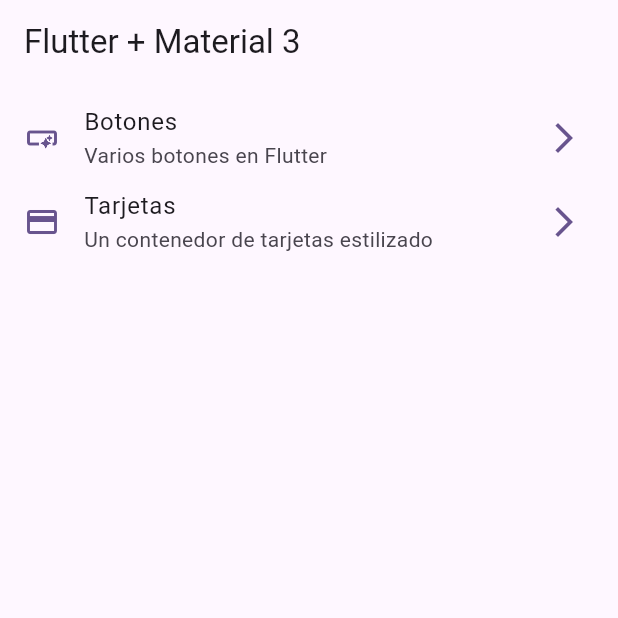
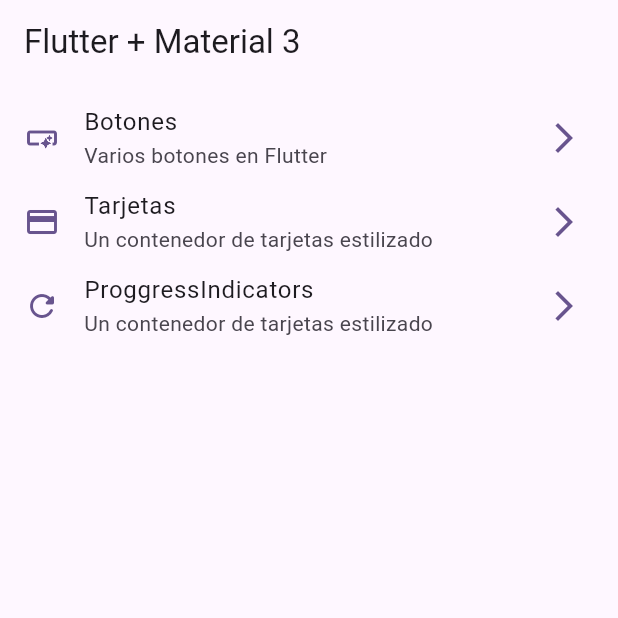
Before and after one commit to eeramirez10/widgets_app, a Flutter app: the screen it shows after launch, on a phone screen of 412 x 824 dp, the top half of it. Run offline on Flutter 3.47's test engine with Material 3 defaults, Android fonts, the phone set to English and light mode, and no system bars; our stand-ins replace go_router.

Commit message:
progress indicator finished

```diff
--- a/lib/config/menu/menu_items.dart
+++ b/lib/config/menu/menu_items.dart
@@ -23,5 +23,10 @@ const appMenuItems = <MenuItem>[
       title: 'Tarjetas',
       icon: Icons.credit_card,
       subTitle: 'Un contenedor de tarjetas estilizado',
-      link: '/cards')
+      link: '/cards'),
+  MenuItem(
+      title: 'ProggressIndicators',
+      icon: Icons.refresh_rounded,
+      subTitle: 'Un contenedor de tarjetas estilizado',
+      link: '/progress')
 ];
--- a/lib/config/router/app_router.dart
+++ b/lib/config/router/app_router.dart
@@ -2,6 +2,7 @@ import 'package:go_router/go_router.dart';
 import 'package:widgets_app/presentation/screens/buttons/buttons_screen.dart';
 import 'package:widgets_app/presentation/screens/cards/card_screen.dart';
 import 'package:widgets_app/presentation/screens/home/home_screen.dart';
+import 'package:widgets_app/presentation/screens/progress/progress_screen.dart';
 
 final router = GoRouter(routes: <RouteBase>[
   GoRoute(
@@ -18,5 +19,11 @@ final router = GoRouter(routes: <RouteBase>[
       name: CardScreen.name,
       path: '/cards',
       builder: (context, state) => const CardScreen()
-  )
+  ),
+    GoRoute(
+      name: ProgressScreen.name,
+      path: '/progress',
+      builder: (context, state) => const ProgressScreen()
+  ),
+
 ]);
```
Also changed, not shown: lib/presentation/screens/progress/progress_screen.dart (+71 -1 lines).
